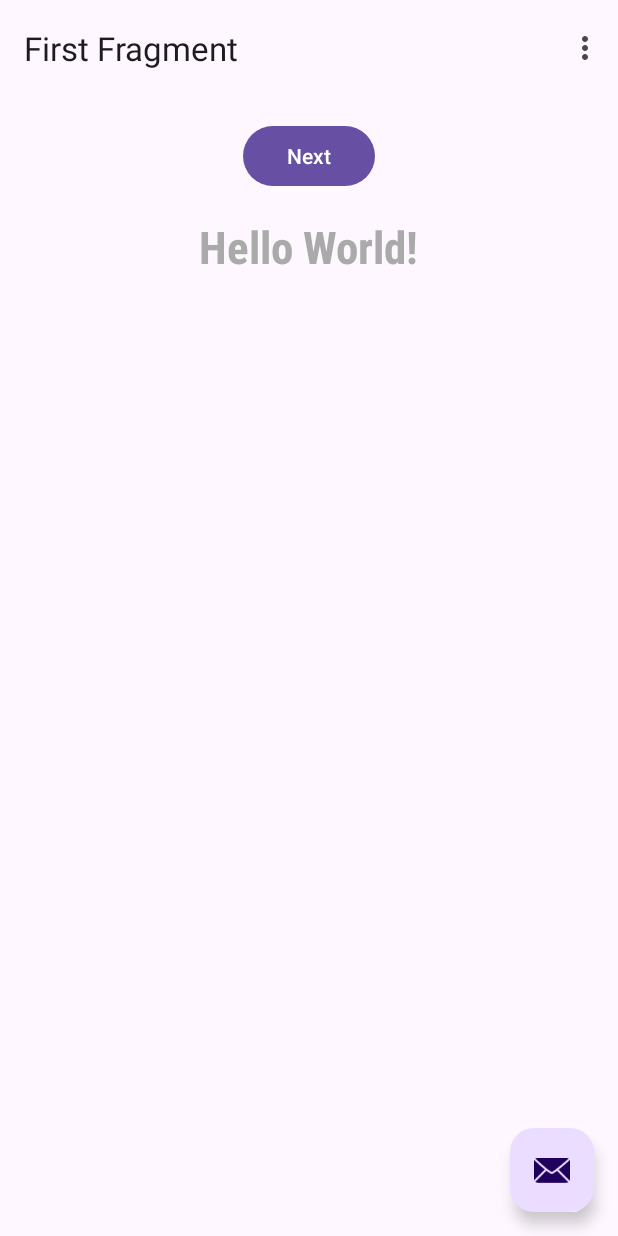
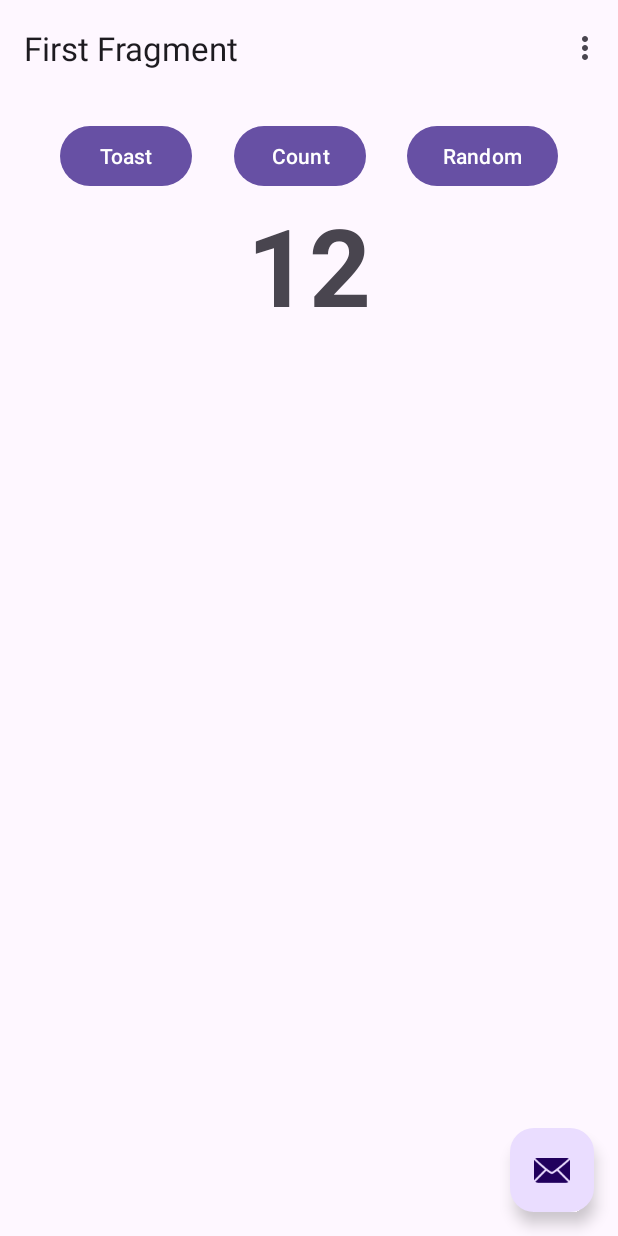
Before and after one commit to gibbsmo/learn-android-iguana-views-tutorial, an Android app: the screen it shows after launch (MainActivity), on a phone screen of 412 x 824 dp. Run offline under Robolectric (Android 15) with nearby library versions, the phone set to English and light mode, and no system bars; our stand-ins replace navigation-ui.

Commit message:
Initial build and virtual run changes for Pixel 3a running Android 12

```diff
--- a/app/build.gradle.kts
+++ b/app/build.gradle.kts
@@ -1,6 +1,7 @@
 plugins {
     alias(libs.plugins.androidApplication)
     alias(libs.plugins.jetbrainsKotlinAndroid)
+    id("androidx.navigation.safeargs.kotlin")
 }
 
 android {
--- a/app/src/main/java/com/example/tutorial_iguana_kotlindsl_basic_views_activity/FirstFragment.kt
+++ b/app/src/main/java/com/example/tutorial_iguana_kotlindsl_basic_views_activity/FirstFragment.kt
@@ -5,6 +5,9 @@ import androidx.fragment.app.Fragment
 import android.view.LayoutInflater
 import android.view.View
 import android.view.ViewGroup
+import android.widget.Button
+import android.widget.TextView
+import android.widget.Toast
 import androidx.navigation.fragment.findNavController
 import com.example.tutorial_iguana_kotlindsl_basic_views_activity.databinding.FragmentFirstBinding
 
@@ -19,6 +22,20 @@ class FirstFragment : Fragment() {
     // onDestroyView.
     private val binding get() = _binding!!
 
+    private fun countMe(view: View) {
+        // Get the text view
+        val showCountTextView = view.findViewById<TextView>(R.id.textview_first)
+
+        // Get the value of the text view.
+        val countString = showCountTextView.text.toString()
+
+        // Convert value to a number and increment it
+        var count = countString.toInt()
+        count++
+
+        // Display the new value in the text view.
+        showCountTextView.text = count.toString()
+    }
     override fun onCreateView(
         inflater: LayoutInflater, container: ViewGroup?,
         savedInstanceState: Bundle?
@@ -32,8 +49,23 @@ class FirstFragment : Fragment() {
     override fun onViewCreated(view: View, savedInstanceState: Bundle?) {
         super.onViewCreated(view, savedInstanceState)
 
-        binding.buttonFirst.setOnClickListener {
-            findNavController().navigate(R.id.action_FirstFragment_to_SecondFragment)
+        binding.randomButton.setOnClickListener {
+            //findNavController().navigate(R.id.action_FirstFragment_to_SecondFragment)
+            val showCountTextView = view.findViewById<TextView>(R.id.textview_first)
+            val currentCount = showCountTextView.text.toString().toInt()
+            val action = FirstFragmentDirections.actionFirstFragmentToSecondFragment(currentCount)
+            findNavController().navigate(action)
+        }
+
+        // find the toast_button by its ID and set a click listener
+        view.findViewById<Button>(R.id.toast_button).setOnClickListener {
+            // create a Toast with some text, to appear for a short time
+            val myToast = Toast.makeText(context, "Hello Toast!", Toast.LENGTH_SHORT)
+            // show the Toast
+            myToast.show()
+        }
+        view.findViewById<Button>(R.id.count_button).setOnClickListener {
+            countMe(view)
         }
     }
 
--- a/app/src/main/res/layout/fragment_first.xml
+++ b/app/src/main/res/layout/fragment_first.xml
@@ -12,28 +12,50 @@
         android:padding="16dp">
 
         <Button
-            android:id="@+id/button_first"
+            android:id="@+id/random_button"
             android:layout_width="wrap_content"
             android:layout_height="wrap_content"
-            android:text="@string/next"
-            app:layout_constraintBottom_toTopOf="@id/textview_first"
+            android:layout_marginEnd="24dp"
+            android:text="@string/random_button_text"
+            app:layout_constraintBottom_toTopOf="@+id/textview_first"
             app:layout_constraintEnd_toEndOf="parent"
-            app:layout_constraintStart_toStartOf="parent"
-            app:layout_constraintTop_toTopOf="parent" />
+            app:layout_constraintTop_toTopOf="parent"
+            app:layout_constraintVertical_bias="0.3" />
 
         <TextView
             android:id="@+id/textview_first"
             android:layout_width="wrap_content"
             android:layout_height="wrap_content"
-            android:layout_marginTop="16dp"
-            android:fontFamily="sans-serif-condensed"
-            android:text="@string/lorem_ipsum"
-            android:textColor="@android:color/darker_gray"
-            android:textSize="30sp"
+            android:fontFamily="sans-serif"
+            android:text="@string/text_view_text"
+            android:textAlignment="center"
+            android:textSize="72sp"
             android:textStyle="bold"
             app:layout_constraintBottom_toBottomOf="parent"
             app:layout_constraintEnd_toEndOf="parent"
+            app:layout_constraintHorizontal_bias="0.5"
+            app:layout_constraintStart_toStartOf="parent" />
+
+        <Button
+            android:id="@+id/toast_button"
+            android:layout_width="wrap_content"
+            android:layout_height="wrap_content"
+            android:layout_marginStart="24dp"
+            android:text="@string/toast_button_text"
+            app:layout_constraintBottom_toTopOf="@+id/textview_first"
             app:layout_constraintStart_toStartOf="parent"
-            app:layout_constraintTop_toBottomOf="@id/button_first" />
+            app:layout_constraintTop_toTopOf="parent"
+            app:layout_constraintVertical_bias="0.29000002" />
+
+        <Button
+            android:id="@+id/count_button"
+            android:layout_width="wrap_content"
+            android:layout_height="wrap_content"
+            android:text="@string/count_button_text"
+            app:layout_constraintBottom_toTopOf="@+id/textview_first"
+            app:layout_constraintEnd_toStartOf="@+id/random_button"
+            app:layout_constraintStart_toEndOf="@+id/toast_button"
+            app:layout_constraintTop_toTopOf="parent"
+            app:layout_constraintVertical_bias="0.3" />
     </androidx.constraintlayout.widget.ConstraintLayout>
 </androidx.core.widget.NestedScrollView>
--- a/app/src/main/res/navigation/nav_graph.xml
+++ b/app/src/main/res/navigation/nav_graph.xml
@@ -24,5 +24,8 @@
         <action
             android:id="@+id/action_SecondFragment_to_FirstFragment"
             app:destination="@id/FirstFragment" />
+        <argument
+            android:name="myArg"
+            app:argType="integer" />
     </fragment>
 </navigation>
--- a/app/src/main/res/values/colors.xml
+++ b/app/src/main/res/values/colors.xml
@@ -2,4 +2,10 @@
 <resources>
     <color name="black">#FF000000</color>
     <color name="white">#FFFFFFFF</color>
+    <color name="colorPrimary">#6200EE</color>
+    <color name="colorPrimaryDark">#3700B3</color>
+    <color name="colorAccent">#03DAC5</color>
+    <color name="screenBackground">#FFEE58</color>
+    <color name="screenBackground2">#26C6DA</color>
+    <color name="buttonBackground">#BBDEFB</color>
 </resources>
--- a/app/src/main/res/values/strings.xml
+++ b/app/src/main/res/values/strings.xml
@@ -4,8 +4,11 @@
     <!-- Strings used for fragments for navigation -->
     <string name="first_fragment_label">First Fragment</string>
     <string name="second_fragment_label">Second Fragment</string>
-    <string name="next">Next</string>
     <string name="previous">Previous</string>
-
+    <string name="text_view_text">12</string>
     <string name="lorem_ipsum">Hello World!</string>
+    <string name="random_heading">Here is a random number between 0 and %d</string>
+    <string name="toast_button_text">Toast</string>
+    <string name="random_button_text">Random</string>
+    <string name="count_button_text">Count</string>
 </resources>
```
Also changed, not shown: app/src/main/java/com/example/tutorial_iguana_kotlindsl_basic_views_activity/SecondFragment.kt (+14 -0 lines), app/src/main/res/layout/fragment_second.xml (+27 -7 lines), build.gradle.kts (+9 -0 lines), 1 other file.
